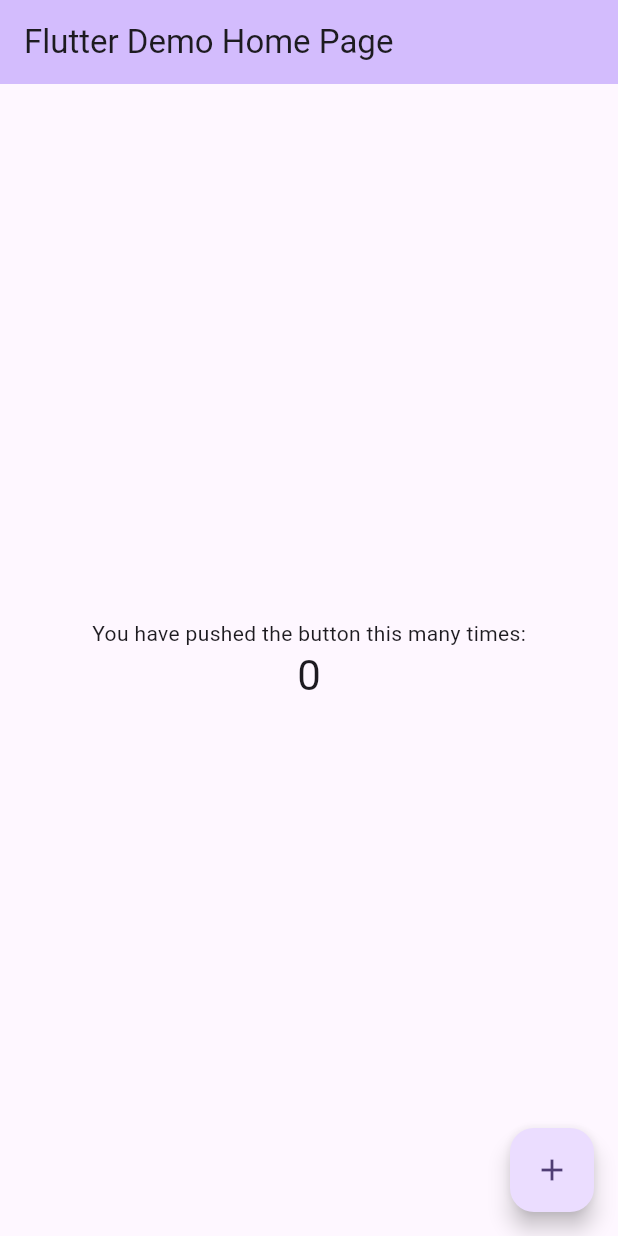
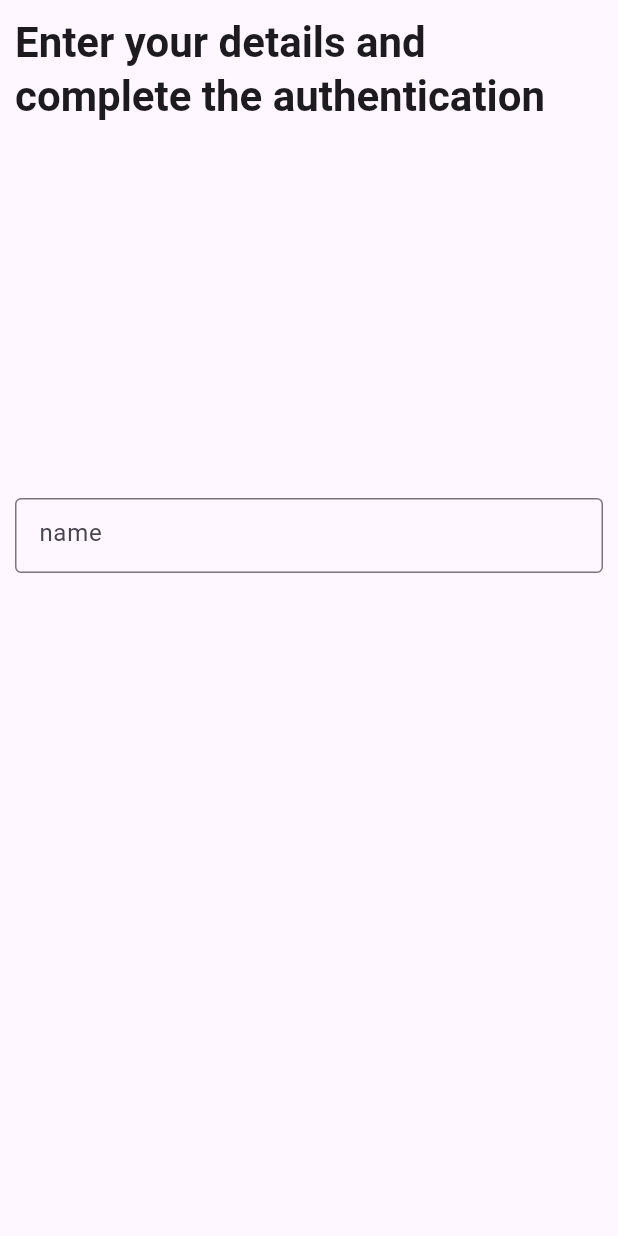
Before and after one commit to LinoShaji/scrapit, a Flutter app: the screen it shows after launch, on a phone screen of 412 x 824 dp. Run offline on Flutter 3.47's test engine with Material 3 defaults, Android fonts, the phone set to English and light mode, and no system bars; our stand-ins replace bloc, flutter_bloc.

Commit message:
first push

```diff
--- a/lib/main.dart
+++ b/lib/main.dart
@@ -1,125 +1,33 @@
 import 'package:flutter/material.dart';
+import 'package:flutter_bloc/flutter_bloc.dart';
+import 'package:scrapit/color_scheme/material3/color_schemes.g.dart';
+import 'package:scrapit/pages/authentication_page/bloc/authentication_bloc.dart';
+import 'package:scrapit/pages/authentication_page/ui/authentication_page.dart';
 
 void main() {
-  runApp(const MyApp());
+  runApp(MyApp());
 }
 
 class MyApp extends StatelessWidget {
   const MyApp({super.key});
 
-  // This widget is the root of your application.
   @override
   Widget build(BuildContext context) {
-    return MaterialApp(
-      title: 'Flutter Demo',
-      theme: ThemeData(
-        // This is the theme of your application.
-        //
-        // TRY THIS: Try running your application with "flutter run". You'll see
-        // the application has a purple toolbar. Then, without quitting the app,
-        // try changing the seedColor in the colorScheme below to Colors.green
-        // and then invoke "hot reload" (save your changes or press the "hot
-        // reload" button in a Flutter-supported IDE, or press "r" if you used
-        // the command line to start the app).
-        //
-        // Notice that the counter didn't reset back to zero; the application
-        // state is not lost during the reload. To reset the state, use hot
-        // restart instead.
-        //
-        // This works for code too, not just values: Most code changes can be
-        // tested with just a hot reload.
-        colorScheme: ColorScheme.fromSeed(seedColor: Colors.deepPurple),
-        useMaterial3: true,
-      ),
-      home: const MyHomePage(title: 'Flutter Demo Home Page'),
-    );
+    return MultiBlocProvider(
+        providers: [
+          BlocProvider<AuthenticationBloc>(
+              create: (BuildContext context) => AuthenticationBloc())
+        ],
+        child: MaterialApp(
+          theme: ThemeData(
+            useMaterial3: true,
+            colorScheme: lightColorScheme,
+          ),
+          darkTheme: ThemeData(
+            useMaterial3: true,
+            colorScheme: darkColorScheme,
+          ),
+          home: const AuthenticationPage(),
+        ));
   }
 }
-
-class MyHomePage extends StatefulWidget {
-  const MyHomePage({super.key, required this.title});
-
-  // This widget is the home page of your application. It is stateful, meaning
-  // that it has a State object (defined below) that contains fields that affect
-  // how it looks.
-
-  // This class is the configuration for the state. It holds the values (in this
-  // case the title) provided by the parent (in this case the App widget) and
-  // used by the build method of the State. Fields in a Widget subclass are
-  // always marked "final".
-
-  final String title;
-
-  @override
-  State<MyHomePage> createState() => _MyHomePageState();
-}
-
-class _MyHomePageState extends State<MyHomePage> {
-  int _counter = 0;
-
-  void _incrementCounter() {
-    setState(() {
-      // This call to setState tells the Flutter framework that something has
-      // changed in this State, which causes it to rerun the build method below
-      // so that the display can reflect the updated values. If we changed
-      // _counter without calling setState(), then the build method would not be
-      // called again, and so nothing would appear to happen.
-      _counter++;
-    });
-  }
-
-  @override
-  Widget build(BuildContext context) {
-    // This method is rerun every time setState is called, for instance as done
-    // by the _incrementCounter method above.
-    //
-    // The Flutter framework has been optimized to make rerunning build methods
-    // fast, so that you can just rebuild anything that needs updating rather
-    // than having to individually change instances of widgets.
-    return Scaffold(
-      appBar: AppBar(
-        // TRY THIS: Try changing the color here to a specific color (to
-        // Colors.amber, perhaps?) and trigger a hot reload to see the AppBar
-        // change color while the other colors stay the same.
-        backgroundColor: Theme.of(context).colorScheme.inversePrimary,
-        // Here we take the value from the MyHomePage object that was created by
-        // the App.build method, and use it to set our appbar title.
-        title: Text(widget.title),
-      ),
-      body: Center(
-        // Center is a layout widget. It takes a single child and positions it
-        // in the middle of the parent.
-        child: Column(
-          // Column is also a layout widget. It takes a list of children and
-          // arranges them vertically. By default, it sizes itself to fit its
-          // children horizontally, and tries to be as tall as its parent.
-          //
-          // Column has various properties to control how it sizes itself and
-          // how it positions its children. Here we use mainAxisAlignment to
-          // center the children vertically; the main axis here is the vertical
-          // axis because Columns are vertical (the cross axis would be
-          // horizontal).
-          //
-          // TRY THIS: Invoke "debug painting" (choose the "Toggle Debug Paint"
-          // action in the IDE, or press "p" in the console), to see the
-          // wireframe for each widget.
-          mainAxisAlignment: MainAxisAlignment.center,
-          children: <Widget>[
-            const Text(
-              'You have pushed the button this many times:',
-            ),
-            Text(
-              '$_counter',
-              style: Theme.of(context).textTheme.headlineMedium,
-            ),
-          ],
-        ),
-      ),
-      floatingActionButton: FloatingActionButton(
-        onPressed: _incrementCounter,
-        tooltip: 'Increment',
-        child: const Icon(Icons.add),
-      ), // This trailing comma makes auto-formatting nicer for build methods.
-    );
-  }
-}
--- /dev/null
+++ b/lib/pages/authentication_page/bloc/authentication_bloc.dart
@@ -0,0 +1,19 @@
+import 'package:bloc/bloc.dart';
+import 'package:flutter/cupertino.dart';
+
+part 'authentication_event.dart';
+part 'authentication_state.dart';
+
+class AuthenticationBloc
+    extends Bloc<AuthenticationEvent, AuthenticationState> {
+  TextEditingController nameTextEditingController = TextEditingController();
+  TextEditingController mailEditingController = TextEditingController();
+  TextEditingController locationEditingController = TextEditingController();
+  TextEditingController phoneTextEditingController = TextEditingController();
+
+  AuthenticationBloc() : super(AuthenticationInitial()) {
+    on<AuthenticationEvent>((event, emit) {
+      // TODO: implement event handler
+    });
+  }
+}
--- /dev/null
+++ b/lib/pages/authentication_page/bloc/authentication_event.dart
@@ -0,0 +1,4 @@
+part of 'authentication_bloc.dart';
+
+@immutable
+abstract class AuthenticationEvent {}
--- /dev/null
+++ b/lib/pages/authentication_page/bloc/authentication_state.dart
@@ -0,0 +1,6 @@
+part of 'authentication_bloc.dart';
+
+@immutable
+abstract class AuthenticationState {}
+
+class AuthenticationInitial extends AuthenticationState {}
--- /dev/null
+++ b/lib/pages/authentication_page/ui/authentication_page.dart
@@ -0,0 +1,44 @@
+import 'package:flutter/material.dart';
+import 'package:flutter_bloc/flutter_bloc.dart';
+import 'package:scrapit/pages/authentication_page/widgets/custom_text_field.dart';
+
+import '../bloc/authentication_bloc.dart';
+
+class AuthenticationPage extends StatelessWidget {
+  const AuthenticationPage({super.key});
+
+  @override
+  Widget build(BuildContext context) {
+    final bloc = context.watch<AuthenticationBloc>();
+    return BlocBuilder<AuthenticationBloc, AuthenticationState>(
+      builder: (context, state) {
+        return Scaffold(
+          body: SafeArea(
+            child: Padding(
+              padding: const EdgeInsets.all(10.0),
+              child: Column(children: [
+                Flexible(
+                  child: Text(
+                    "Enter your details and complete the authentication",
+                    style: Theme.of(context)
+                        .textTheme
+                        .headlineMedium
+                        ?.copyWith(fontWeight: FontWeight.bold),
+                  ),
+                ),
+                Flexible(child: SizedBox(height: 250)),
+                Column(
+                  children: [
+                    CustomAuthenticationTextField(
+                        hintText: "name",
+                        controller: bloc.nameTextEditingController),
+                  ],
+                )
+              ]),
+            ),
+          ),
+        );
+      },
+    );
+  }
+}
--- /dev/null
+++ b/lib/pages/authentication_page/widgets/custom_text_field.dart
@@ -0,0 +1,23 @@
+import 'package:flutter/material.dart';
+
+class CustomAuthenticationTextField extends StatelessWidget {
+  final TextEditingController controller;
+  final String hintText;
+
+  const CustomAuthenticationTextField(
+      {required this.controller, super.key, required this.hintText});
+
+  @override
+  Widget build(BuildContext context) {
+    return SizedBox(
+      height: 50,
+      child: TextFormField(
+        decoration: InputDecoration(
+          border: const OutlineInputBorder(),
+          hintText: hintText,
+        ),
+        controller: controller,
+      ),
+    );
+  }
+}
```
Also changed, not shown: lib/color_scheme/material3/color_schemes.g.dart (added).
